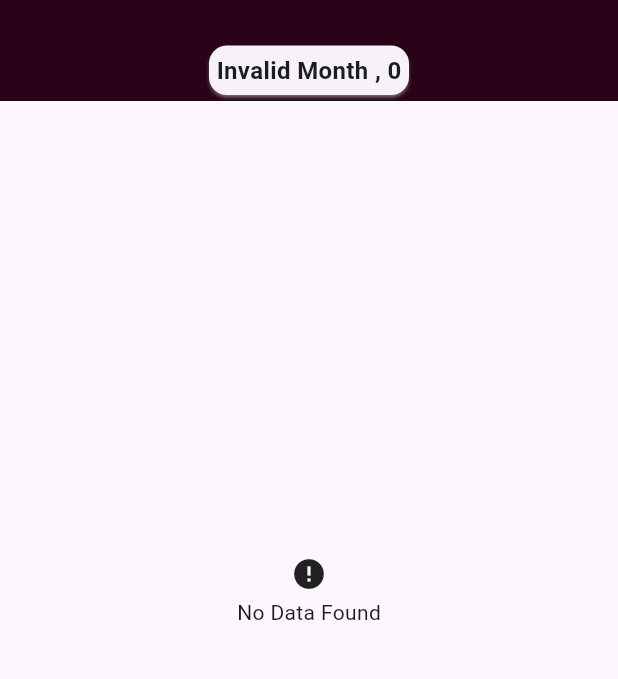
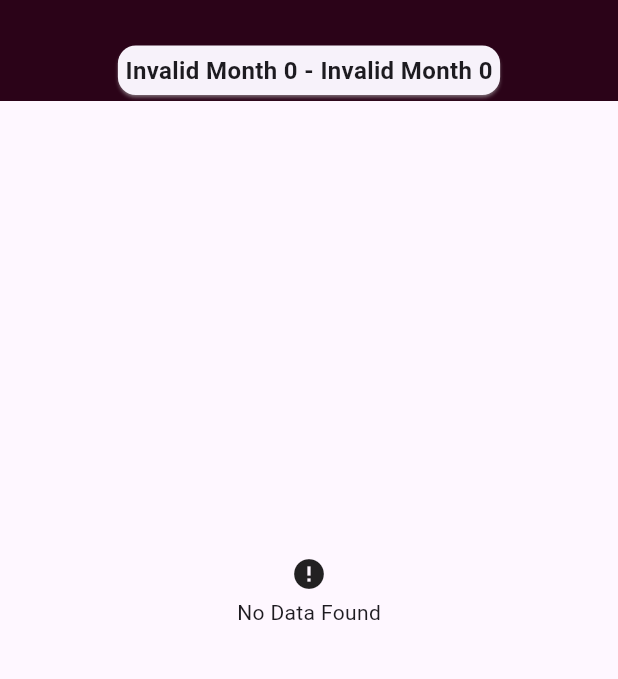
Before and after one commit to Abdulhamid109/Mentor-Website, a Flutter app: the ReportGeneration screen opened directly with empty values, on a phone screen of 412 x 824 dp, the part 154-833 px from its top. Run offline on Flutter 3.47's test engine with Material 3 defaults, Android fonts, the light colour scheme and no system bars; our stand-ins replace cloud_firestore, firebase_core, google_fonts; missing offline and left inert: datepicker_dropdown; accounts and stored records are empty; Roboto replaces fonts that are missing (Abel, Habibi).

Commit message:
Update ReportGeneration.dart

```diff
--- a/lib/Mentor Panel/ReportGeneration.dart
+++ b/lib/Mentor Panel/ReportGeneration.dart
@@ -5,37 +5,49 @@ import 'package:google_fonts/google_fonts.dart';
 class ReportGeneration extends StatefulWidget {
   final String batchName;
   final String studentMessage;
-  final int year;
-  final int month;
-  const ReportGeneration({super.key, required this.batchName, required this.studentMessage,required this.month,required this.year});
+  final int startYear;
+  final int startMonth;
+  final int endYear;
+  final int endMonth;
+
+  const ReportGeneration({
+    Key? key,
+    required this.batchName,
+    required this.studentMessage,
+    required this.startYear,
+    required this.startMonth,
+    required this.endYear,
+    required this.endMonth,
+  }) : super(key: key);
 
   @override
   State<ReportGeneration> createState() => _ReportGenerationState();
 }
 
 class _ReportGenerationState extends State<ReportGeneration> {
-  late DateTime startOfMonth;
-  late DateTime endOfMonth;
-  String ?month;
+  late DateTime startDate;
+  late DateTime endDate;
+  late String startMonth;
+  late String endMonth;
 
   @override
   void initState() {
     super.initState();
-    startOfMonth = DateTime(widget.year, widget.month,1);
-    endOfMonth = DateTime(widget.year,widget.month+1,1).subtract(const Duration(days: 1));
-    month = getMonthfromint(widget.month);
+    startDate = DateTime(widget.startYear, widget.startMonth, 1);
+    endDate = DateTime(widget.endYear, widget.endMonth + 1, 1).subtract(const Duration(days: 1));
+    startMonth = getMonthFromInt(widget.startMonth);
+    endMonth = getMonthFromInt(widget.endMonth);
   }
 
-
-Future<QuerySnapshot<Map<String, dynamic>>> getChatsForMonth(DateTime startOfMonth, DateTime endOfMonth) {
+  Future<QuerySnapshot<Map<String, dynamic>>> getChatsForDateRange(DateTime startDate, DateTime endDate) {
     return FirebaseFirestore.instance
         .collection(widget.studentMessage)
-      .where('messageTimeStamp', isGreaterThanOrEqualTo: Timestamp.fromDate(startOfMonth), isLessThan: Timestamp.fromDate(endOfMonth.add(Duration(days: 1))))
+        .where('messageTimeStamp', isGreaterThanOrEqualTo: Timestamp.fromDate(startDate), isLessThan: Timestamp.fromDate(endDate.add(Duration(days: 1))))
         .get();
   }
 
-  String getMonthfromint(int integermonth){
-    switch (integermonth) {
+  String getMonthFromInt(int integerMonth) {
+    switch (integerMonth) {
       case 1:
         return "January";
       case 2:
@@ -83,7 +95,7 @@ Future<QuerySnapshot<Map<String, dynamic>>> getChatsForMonth(DateTime startOfMon
               shadowColor: Colors.white,
               child: Padding(
                 padding: const EdgeInsets.all(5.0),
-                child: Text('$month , ${widget.year}',style: GoogleFonts.habibi(fontSize:16,fontWeight:FontWeight.bold,)),
+                child: Text('$startMonth ${widget.startYear} - $endMonth ${widget.endYear}', style: GoogleFonts.habibi(fontSize: 16, fontWeight: FontWeight.bold)),
               ),
             ),
           ),
@@ -94,45 +106,45 @@ Future<QuerySnapshot<Map<String, dynamic>>> getChatsForMonth(DateTime startOfMon
           padding: const EdgeInsets.all(20.0),
           child: Column(
             children: <Widget>[
-              //Fetch data based on month
+              //Fetch data based on date range
               Expanded(
-                child: StreamBuilder<QuerySnapshot>(
-                  stream: getChatsForMonth(startOfMonth, endOfMonth).asStream(),
+                child: FutureBuilder<QuerySnapshot>(
+                  future: getChatsForDateRange(startDate, endDate),
                   builder: (context, snapshot) {
-                    if(snapshot.connectionState == ConnectionState.waiting){
+                    if (snapshot.connectionState == ConnectionState.waiting) {
                       return Center(
                         child: Column(
                           mainAxisAlignment: MainAxisAlignment.center,
                           children: [
-                            const CircularProgressIndicator(),
-                            SizedBox(height: 4,),
-                            Text('fetching data....',style: GoogleFonts.abel(),)
+                            CircularProgressIndicator(),
+                            SizedBox(height: 4),
+                            Text('Fetching data...', style: GoogleFonts.abel()),
                           ],
                         ),
                       );
                     }
 
-                    if(snapshot.hasError){
+                    if (snapshot.hasError) {
                       return Center(
                         child: Column(
                           mainAxisAlignment: MainAxisAlignment.center,
                           children: [
-                            const Icon(Icons.error),
-                            const SizedBox(height: 4,),
-                            Text(snapshot.error.toString(),style: GoogleFonts.abel(),)
+                            Icon(Icons.error),
+                            SizedBox(height: 4),
+                            Text(snapshot.error.toString(), style: GoogleFonts.abel()),
                           ],
                         ),
                       );
                     }
 
-                    if(snapshot.data == null || snapshot.data!.docs.isEmpty){
+                    if (snapshot.data == null || snapshot.data!.docs.isEmpty) {
                       return Center(
                         child: Column(
                           mainAxisAlignment: MainAxisAlignment.center,
                           children: [
-                            const Icon(Icons.error),
-                            const SizedBox(height: 4,),
-                            Text('No Data Found',style: GoogleFonts.abel(),)
+                            Icon(Icons.error),
+                            SizedBox(height: 4),
+                            Text('No Data Found', style: GoogleFonts.abel()),
                           ],
                         ),
                       );
@@ -151,13 +163,14 @@ Future<QuerySnapshot<Map<String, dynamic>>> getChatsForMonth(DateTime startOfMon
                               shadowColor: Colors.green,
                               child: Padding(
                                 padding: const EdgeInsets.all(10.0),
-                              child: Text(allData,style: GoogleFonts.habibi(fontSize:16,fontWeight:FontWeight.bold),),
+                                child: Text(allData, style: GoogleFonts.habibi(fontSize: 16, fontWeight: FontWeight.bold)),
                               ),
                             ),
-                          SizedBox(height: 8,),
+                            SizedBox(height: 8),
                           ],
                         );
-                    });
+                      },
+                    );
                   },
                 ),
               ),
```
Lines whose indentation alone changed are shown as unchanged.
